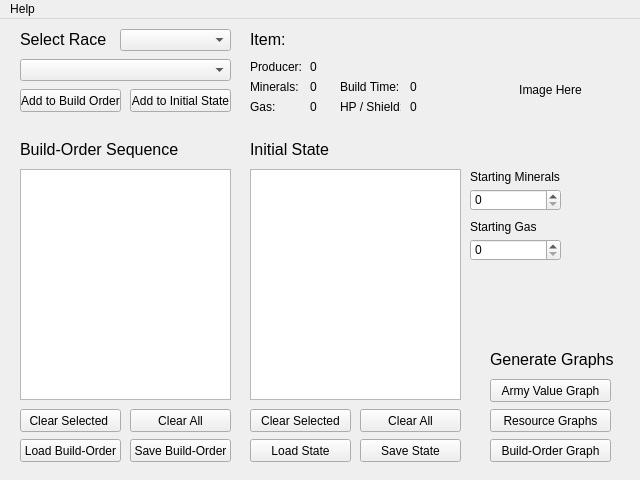
Before: the Qt Designer form BOSS/Qt/mainwindow.ui in davechurchill/ualbertabot, drawn with Qt 5.
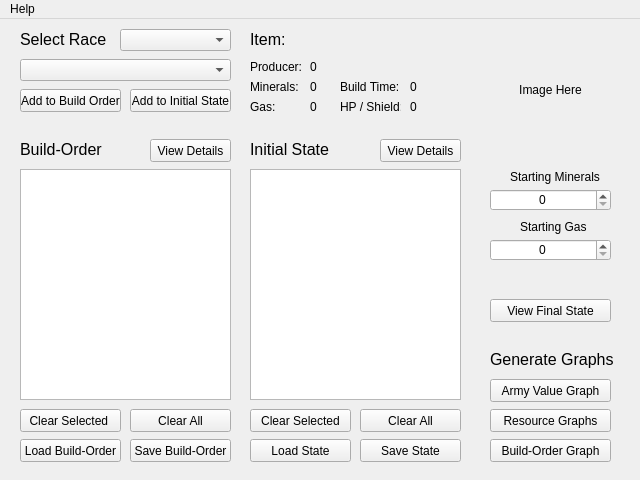
After: the same form once the commit is applied.

```diff
--- a/BOSS/Qt/mainwindow.ui
+++ b/BOSS/Qt/mainwindow.ui
@@ -128,7 +128,7 @@
      <rect>
       <x>20</x>
       <y>120</y>
-      <width>171</width>
+      <width>91</width>
       <height>21</height>
      </rect>
     </property>
@@ -139,7 +139,7 @@
      </font>
     </property>
     <property name="text">
-     <string>Build-Order Sequence</string>
+     <string>Build-Order</string>
     </property>
    </widget>
    <widget class="QListWidget" name="initialStateList">
@@ -216,12 +216,15 @@
    <widget class="QSpinBox" name="mineralsSpinBox">
     <property name="geometry">
      <rect>
-      <x>470</x>
+      <x>490</x>
       <y>170</y>
-      <width>91</width>
+      <width>121</width>
       <height>22</height>
      </rect>
     </property>
+    <property name="alignment">
+     <set>Qt::AlignCenter</set>
+    </property>
     <property name="maximum">
      <number>99999</number>
     </property>
@@ -229,7 +232,7 @@
    <widget class="QLabel" name="mineralsLabel">
     <property name="geometry">
      <rect>
-      <x>470</x>
+      <x>510</x>
       <y>150</y>
       <width>91</width>
       <height>16</height>
@@ -242,7 +245,7 @@
    <widget class="QLabel" name="gasLabel">
     <property name="geometry">
      <rect>
-      <x>470</x>
+      <x>520</x>
       <y>200</y>
       <width>91</width>
       <height>16</height>
@@ -255,12 +258,18 @@
    <widget class="QSpinBox" name="gasSpinBox">
     <property name="geometry">
      <rect>
-      <x>470</x>
+      <x>490</x>
       <y>220</y>
-      <width>91</width>
+      <width>121</width>
       <height>22</height>
      </rect>
     </property>
+    <property name="alignment">
+     <set>Qt::AlignCenter</set>
+    </property>
+    <property name="maximum">
+     <number>99999</number>
+    </property>
    </widget>
    <widget class="QLabel" name="itemInformationLabel">
     <property name="geometry">
@@ -414,9 +423,9 @@
    <widget class="QLabel" name="imageLabel">
     <property name="geometry">
      <rect>
-      <x>480</x>
+      <x>470</x>
       <y>10</y>
-      <width>141</width>
+      <width>161</width>
       <height>121</height>
      </rect>
     </property>
@@ -537,6 +546,45 @@
      <string>Army Value Graph</string>
     </property>
    </widget>
+   <widget class="QPushButton" name="viewStateButton">
+    <property name="geometry">
+     <rect>
+      <x>380</x>
+      <y>120</y>
+      <width>81</width>
+      <height>23</height>
+     </rect>
+    </property>
+    <property name="text">
+     <string>View Details</string>
+    </property>
+   </widget>
+   <widget class="QPushButton" name="buildOrderDetails">
+    <property name="geometry">
+     <rect>
+      <x>150</x>
+      <y>120</y>
+      <width>81</width>
+      <height>23</height>
+     </rect>
+    </property>
+    <property name="text">
+     <string>View Details</string>
+    </property>
+   </widget>
+   <widget class="QPushButton" name="viewFinalStateButton">
+    <property name="geometry">
+     <rect>
+      <x>490</x>
+      <y>280</y>
+      <width>121</width>
+      <height>23</height>
+     </rect>
+    </property>
+    <property name="text">
+     <string>View Final State</string>
+    </property>
+   </widget>
   </widget>
   <widget class="QMenuBar" name="menuBar">
    <property name="geometry">
```
